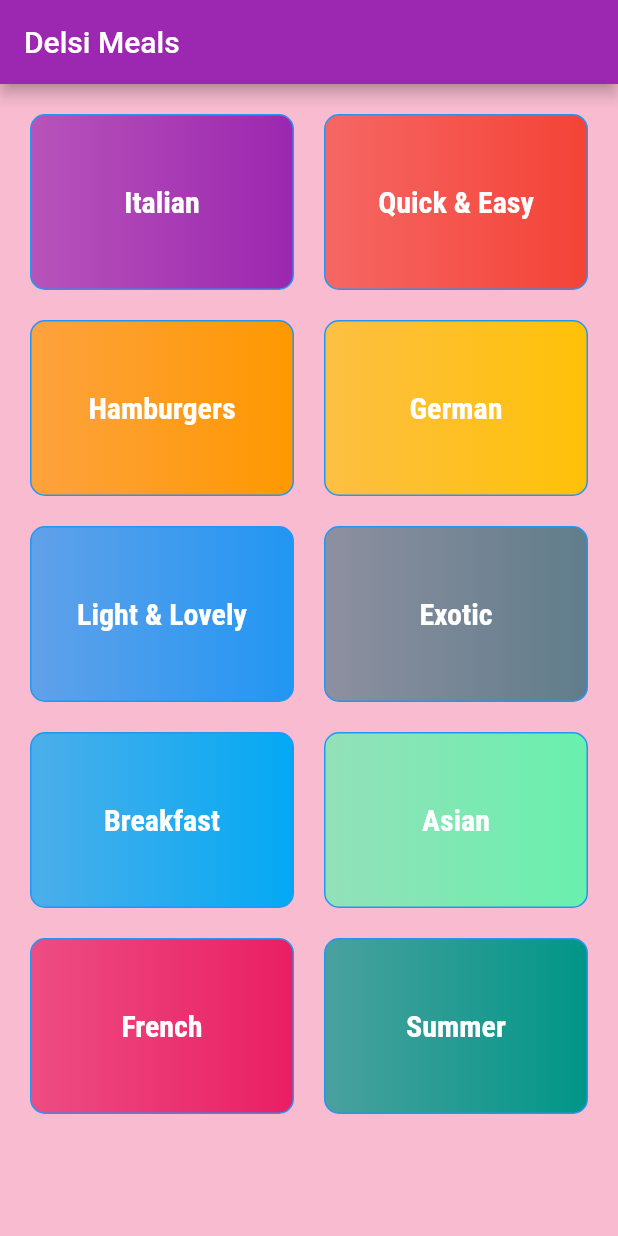
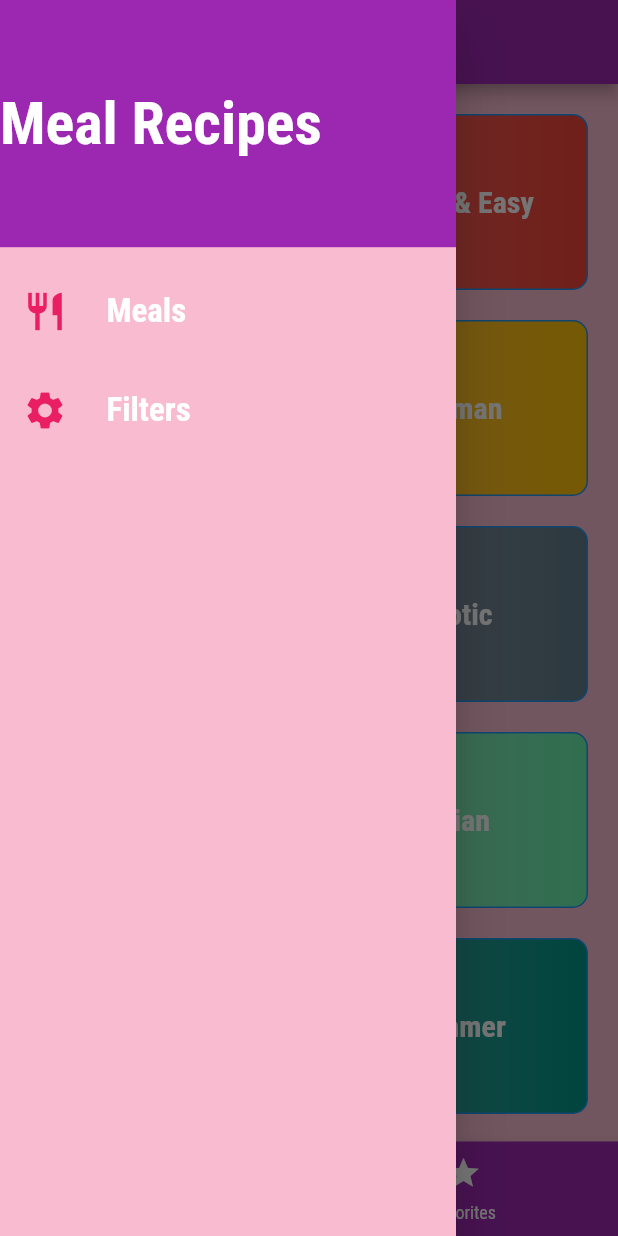
Before and after one commit to badcannon/MealsAppRevamped, a Flutter app: the screen it shows after launch, with the side drawer open (before the commit the screen has no drawer), on a phone screen of 412 x 824 dp. Run offline on Flutter 3.47's test engine with Material 2 defaults, Android fonts, the phone set to English and light mode, and no system bars.

Commit message:
Added Drawer widget to the app

```diff
--- a/lib/main.dart
+++ b/lib/main.dart
@@ -1,6 +1,7 @@
 import 'package:flutter/material.dart';
+import 'package:section7_app/screens/filters_screen.dart';
+import './screens/tabs_screen.dart';
 import './screens/meal_details_screen.dart';
-import './screens/category_screen.dart';
 import './screens/category_page_screen.dart';
 
 void main() {
@@ -39,9 +40,10 @@ class MyApp extends StatelessWidget {
 
       //  route screen!
       routes: {
-        '/': (ctx) => CategoryScreen(),
+        '/': (ctx) => TabsScreen(),
         CategoryPageScreen.routeName: (ctx) => CategoryPageScreen(),
         MealDetails.routeName: (ctx) => MealDetails(),
+        FiltersScreen.routeName: (ctx) => FiltersScreen(),
       },
       // When a route is not present in the route table
       onGenerateRoute: (settings) {},
--- a/lib/screens/category_screen.dart
+++ b/lib/screens/category_screen.dart
@@ -6,11 +6,7 @@ import '../data/dummy_data.dart';
 class CategoryScreen extends StatelessWidget {
   @override
   Widget build(BuildContext context) {
-    return Scaffold(
-      appBar: AppBar(
-        title: Text("Delsi Meals"),
-      ),
-      body: GridView(
+    return  GridView(
         padding: EdgeInsets.all(20),
         children: <Widget>[
             ...DUMMY_CATEGORIES.map((catData){
@@ -23,7 +19,7 @@ class CategoryScreen extends StatelessWidget {
             childAspectRatio: 3 / 2,
             crossAxisSpacing: 20,
             mainAxisSpacing: 20),
-      ),
-    );
+      );
+
   }
 }
--- /dev/null
+++ b/lib/screens/tabs_screen.dart
@@ -0,0 +1,95 @@
+import 'package:flutter/material.dart';
+import 'package:section7_app/widgets/main_drawer.dart';
+import './category_screen.dart';
+import './favorites_screen.dart';
+
+class TabsScreen extends StatefulWidget {
+  @override
+  _TabsScreenState createState() => _TabsScreenState();
+}
+
+class _TabsScreenState extends State<TabsScreen> {
+  List<Map<String, Object>> _pages = [
+    {
+      'page': CategoryScreen(),
+      'title': "Categories",
+    },
+    {
+      'page': FavoritesScreen(),
+      'title': "Your Favorites",
+    }
+  ];
+
+  int _selectedPageIndex = 0;
+
+  void _selectPage(int index) {
+    setState(() {
+      _selectedPageIndex = index;
+    });
+  }
+
+  @override
+  Widget build(BuildContext context) {
+    return Scaffold(
+      appBar: AppBar(
+        title: Text(_pages[_selectedPageIndex]['title']),
+      ),
+      drawer: MainDrawer(),
+      body: _pages[_selectedPageIndex]['page'],
+      bottomNavigationBar: BottomNavigationBar(
+        selectedItemColor: Theme.of(context).canvasColor,
+        unselectedItemColor: Colors.white,
+        currentIndex: _selectedPageIndex,
+        backgroundColor: Theme.of(context).primaryColor,
+        // Fixed is the default ! which will not require seperate background color !
+        // type: BottomNavigationBarType.shifting,
+
+        selectedFontSize: 18,
+        onTap: _selectPage,
+        items: [
+          BottomNavigationBarItem(
+            // backgroundColor: Theme.of(context).primaryColor,
+            icon: Icon(Icons.category),
+            title: Text("Categories"),
+          ),
+          BottomNavigationBarItem(
+              // backgroundColor: Theme.of(context).primaryColor,
+              icon: Icon(Icons.star),
+              title: Text("Favorites"))
+        ],
+      ),
+      // initialIndex: 0,
+    );
+  }
+}
+
+//  DefaultTabController(
+//       length: 2,
+//           child: Scaffold(
+//             appBar: AppBar(
+//               title: Text("Meals"),
+//               bottom: TabBar(
+//                 tabs: <Widget>[
+//                   Tab(
+//                     icon: Icon(Icons.category),
+//                     text: "Categories",
+//                   ),
+//                   Tab(
+//                     icon: Icon(Icons.star),
+//                     text: "Favorites",
+//                   )
+
+//                 ],
+//               ),
+
+//             ),
+//           body: TabBarView(
+//               children: <Widget>[
+//                 new CategoryScreen(),
+//                 new FavoritesScreen()
+//               ],
+//           ),
+
+//       ),
+//       // initialIndex: 0,
+//     );
--- /dev/null
+++ b/lib/widgets/main_drawer.dart
@@ -0,0 +1,57 @@
+import 'package:flutter/material.dart';
+import '../screens/filters_screen.dart';
+class MainDrawer extends StatelessWidget {
+  Widget _buildTile(String text, IconData icon,Function tapHandler ) {
+    return ListTile(
+      contentPadding: EdgeInsets.all(5),
+      leading: Icon(
+        icon,
+        size: 30,
+        color: Colors.pink,
+      ),
+      title: Text(
+        text,
+        style: TextStyle(fontSize: 22, fontWeight: FontWeight.bold,color: Colors.white),
+      ),
+      onTap: tapHandler,
+    );
+  }
+
+  @override
+  Widget build(BuildContext context) {
+    MediaQueryData mediaQuery = MediaQuery.of(context);
+    return Drawer(
+      child: new Column(
+        children: <Widget>[
+          Container(
+            child: Text(
+              "Meal Recipes",
+              style: TextStyle(
+                color: Colors.white,
+                fontSize: 40,
+                fontWeight: FontWeight.bold,
+              ),
+            ),
+            height: mediaQuery.size.height * 0.2,
+            width: mediaQuery.size.width,
+            color: Theme.of(context).primaryColor,
+            alignment: Alignment.centerLeft,
+          ),
+          Padding(
+            padding: EdgeInsets.all(10),
+            child: Column(
+              children: <Widget>[
+                _buildTile("Meals", Icons.restaurant,(){
+                  Navigator.of(context).pushReplacementNamed("/");
+                }),
+                _buildTile("Filters", Icons.settings,(){
+                  Navigator.of(context).pushReplacementNamed(FiltersScreen.routeName);
+                }),
+              ],
+            ),
+          ),
+        ],
+      ),
+    );
+  }
+}
```
Also changed, not shown: lib/screens/category_page_screen.dart (+42 -17 lines), lib/screens/favorites_screen.dart (added, +8 -0 lines), lib/screens/filters_screen.dart (added, +17 -0 lines), lib/screens/meal_details_screen.dart (+10 -1 lines), lib/widgets/meal_item.dart (+18 -12 lines).
